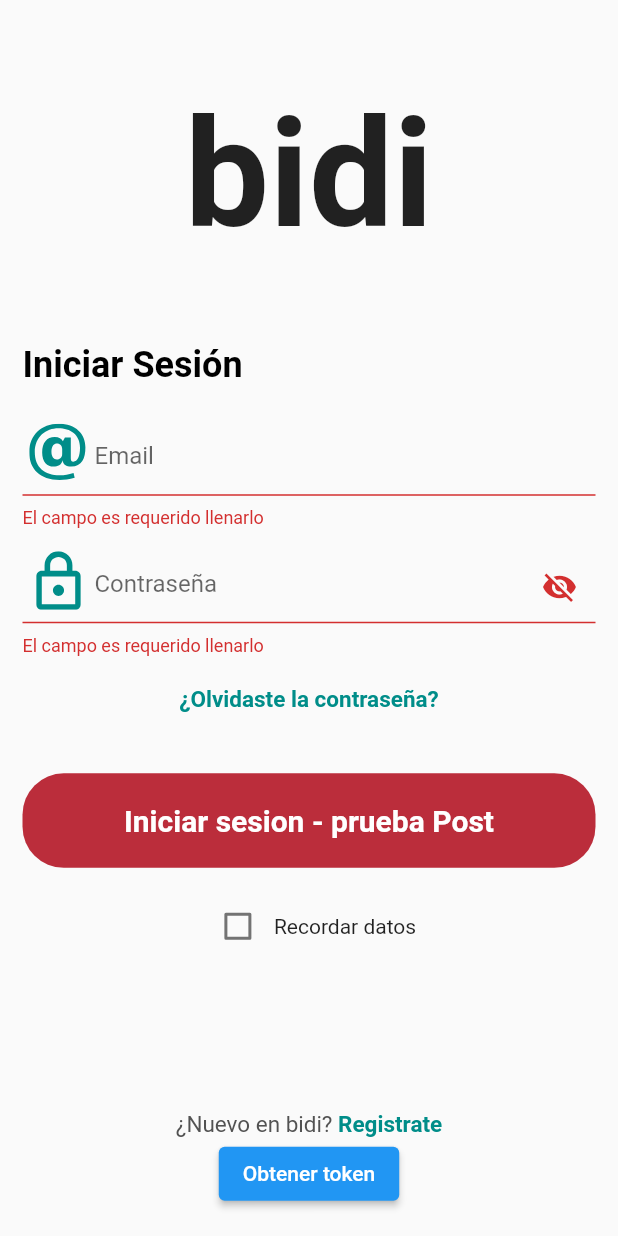
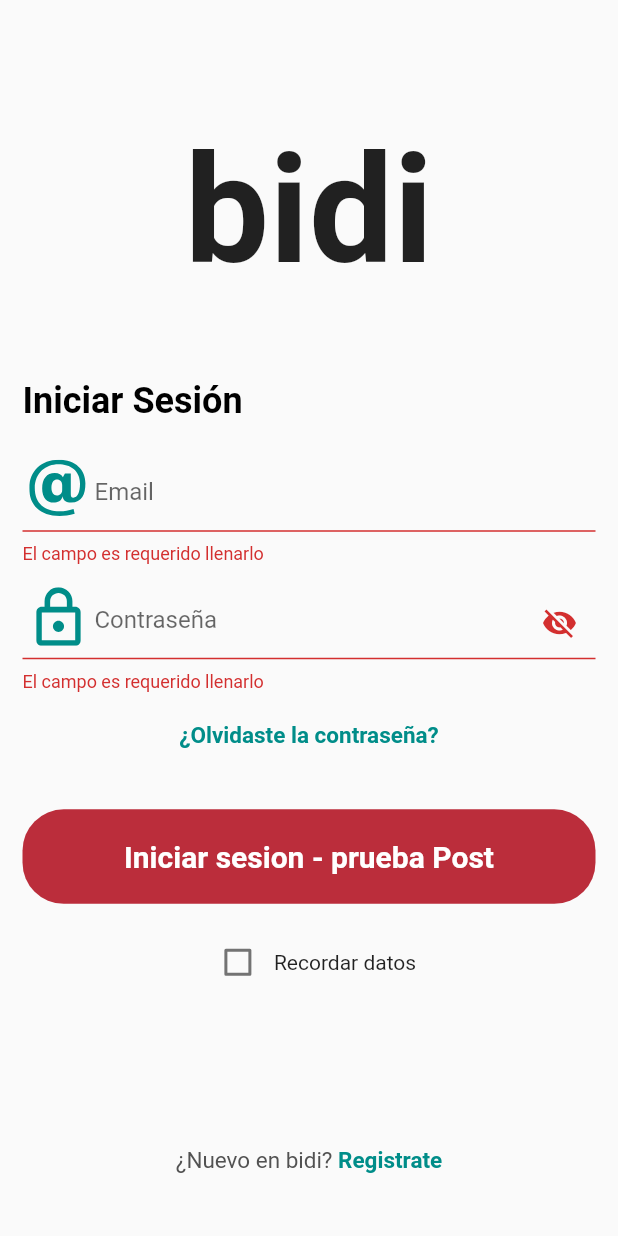
Before and after one commit to DavidEMV1622/app_bidi_login, a Flutter app: the screen it shows after launch, after a tap on "Iniciar sesion - prueba Post", on a phone screen of 412 x 824 dp. Run offline on Flutter 3.47's test engine with Material 2 defaults, Android fonts, the phone set to English and light mode, and no system bars; our stand-ins replace dio, flutter_secure_storage, flutter_svg, go_router; missing offline and left inert: iconify_flutter, jwt_decode.

Commit message:
optimizado logica para guardar token en el provider

```diff
--- a/lib/src/pages/Logeado.dart
+++ b/lib/src/pages/Logeado.dart
@@ -40,7 +40,7 @@ class _LogeadoPageState extends State<LogeadoPage> {
             width: 10,
           ),
 
-          textoEtiquetaTwo("Hola, ${GetDataToken().getPreferredUsername(context)}", 20),
+          textoEtiquetaTwo("Hola, ${context.read<TokenProvider>().getPreferredUsername()}", 20),
 
           ElevatedButton(onPressed: () {
             mostrarPopupAdvertencia(context);
@@ -180,7 +180,7 @@ class _LogeadoPageState extends State<LogeadoPage> {
       iconoMostrar: Icons.details_rounded,
       mensajePopUp: "¿Deseas cerrar sesión?",
       onPressed: () {
-        context.read<TokenProvider>().guardarToken("");
+        context.read<TokenProvider>().guardarToken(<String, dynamic>{});
         context.pushReplacement("/loginPage");
       }
     );
--- a/lib/src/pages/Login_page.dart
+++ b/lib/src/pages/Login_page.dart
@@ -166,29 +166,16 @@ class _LoginPageState extends State<LoginPage> {
                     colorBox: CustomColors.colorAmarilloMostaza,
                     widthButton: MediaQuery.of(context).size.width,
                     onPressed: () async {
-                      print("Boton presionado");
-                        // Condicion para saber si las validaciones de cada input estan correctas
-                        //if (_keyForm.currentState!.validate()) {
-                          if (_keyForm.currentState!.validate()) {
-                          //final response = await pruebaAccesoToken(User(username: "adminbidi@yopmail.com", password: "Colombia.4"));
-                          final response = await pruebaAccesoToken( ctrlEmail.text, ctrlPassword.text);
-                          if(response== 401){
-                             mostrarPopupError(context);
-                          } else {
 
-                            // HACER QUE EL TOKEN SE GUARDE EN Token.dart
-//                          String token = response.data["access_token"]; // Obtiene el token del response
-  //                        print("");
-                          //print(token);
+                      // Condicion para saber si las validaciones de cada input estan correctas
+                      //if (_keyForm.currentState!.validate()) {
+                      if (_keyForm.currentState!.validate()) {
+                        //final response = await pruebaAccesoToken(User(username: "adminbidi@yopmail.com", password: "Colombia.4"));
+                        final response = await pruebaAccesoToken(ctrlEmail.text, ctrlPassword.text, context);
 
-                          // ****************** Guardar Token en Provider ******************
-  //                        context.read<TokenProvider>().guardarToken(token); // Se llama al metodo
-//                          //String tokenaparte = context.watch<TokenProvider>().myToken;
-    //                      String tokenaparte = Provider.of<TokenProvider>(context, listen: false).myToken;
-      //                    print("Imprimiendo token de prueba del provider: $tokenaparte");
-                          //****************************************************************
-
-
+                        if(response == 401){
+                          mostrarPopupError(context);
+                        } else {
                           // Se obtiene el estado de isStorage si es true (encontro la key) o false (no encontro la key)
                           bool isStorage = await _secureStorageMethods.getEmailStorage(ctrlEmail.text);
 
@@ -196,14 +183,13 @@ class _LoginPageState extends State<LoginPage> {
                           ventanas de avisos */
                           if (isStorage) {
                             context.go("/logeadoPage");
+
                           } else {
                             _secureStorageMethods.setEmailStorage(ctrlEmail.text);
                             context.go("/avisoPage");
-
-                          }
                           }
                         }
-
+                      }
                     }
                   ),
 
@@ -251,17 +237,7 @@ class _LoginPageState extends State<LoginPage> {
                       ],
                     ),
                   ),
-
-                  ElevatedButton(
-                    onPressed: () async {
-                      print("Boton (Obtener token) presionado");
-                      String tokenaparte = Provider.of<TokenProvider>(context, listen: false).myToken;
-                      print("isToken: $tokenaparte");
-                    },
-                    child: const Text('Obtener token'),
-                  ),
-                ],
-                ),
+                ],),
               ),
             ),
           ),
@@ -273,7 +249,7 @@ class _LoginPageState extends State<LoginPage> {
   mostrarPopupError(BuildContext context) {
     DialogUtils.showMyGeneralDialog(context: context,
       iconoMostrar: Icons.error_outline,
-      mensajePopUp: "Credenciales",
+      mensajePopUp: "Credenciales Invalidas",
       onPressed: () {
         context.pop();
       }
```
Also changed, not shown: lib/src/Back-end/Dto/Token.dart (+23 -29 lines).
